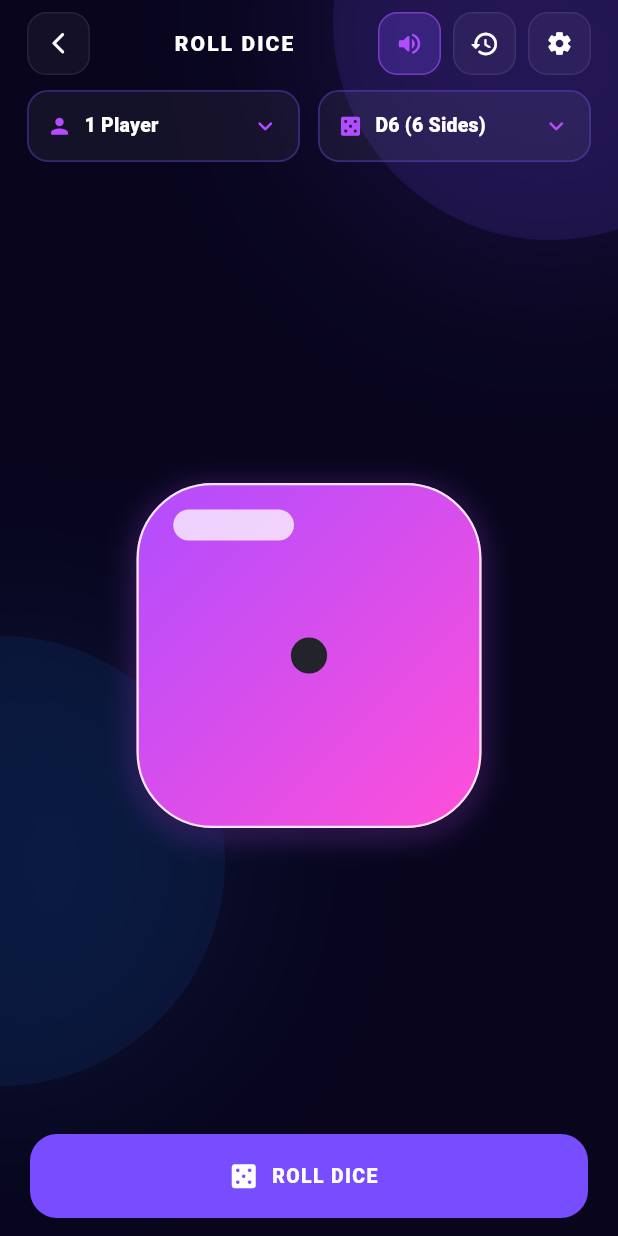
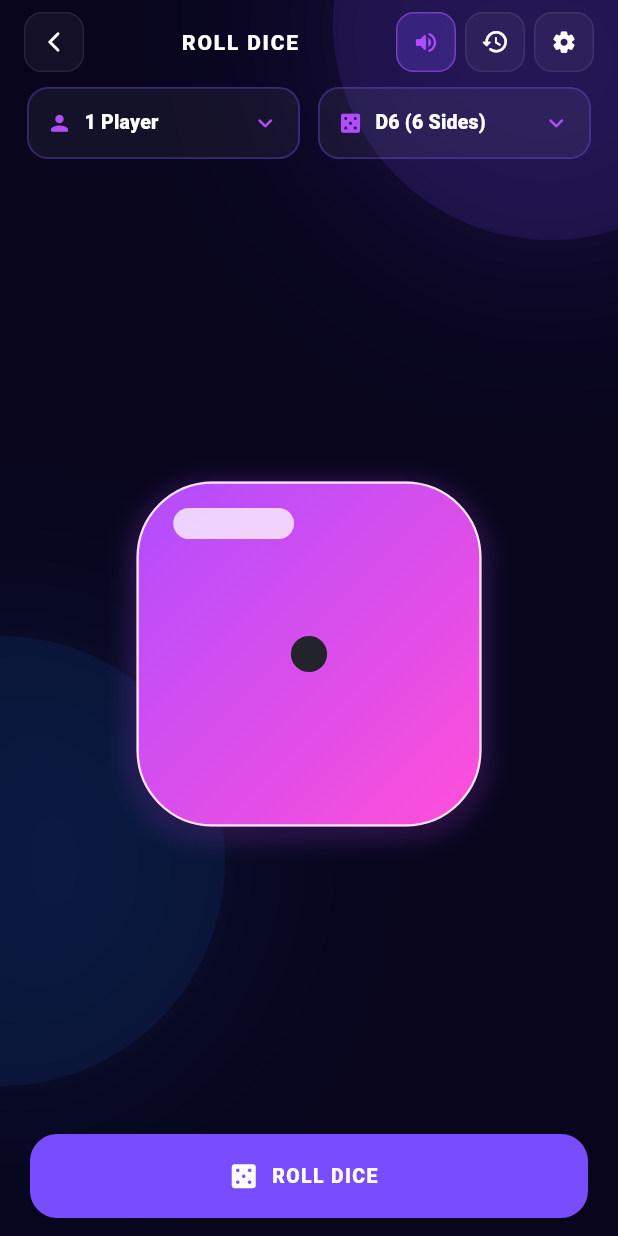
Before and after one commit to quratulainnadeem40/dice_app, a Flutter app: the RollDiceScreen screen opened by its route, on a phone screen of 412 x 824 dp. Run offline on Flutter 3.47's test engine with Material 3 defaults, Android fonts, the phone set to English and light mode, and no system bars; our stand-ins replace flutter_tts, get, get_storage, just_audio, vibration; accounts and stored records are empty.

```diff
--- a/lib/feature/Roll_dice/view/roll_disc_screen.dart
+++ b/lib/feature/Roll_dice/view/roll_disc_screen.dart
@@ -136,27 +136,27 @@ class RollDiceScreen extends StatelessWidget {
   Widget _buildTopBar(RollDiceController controller) {
     return Padding(
       padding: const EdgeInsets.fromLTRB(
-        18,
+        16,
         8,
-        18,
+        16,
         0,
       ),
       child: Row(
         children: [
+          // BACK BUTTON
           GestureDetector(
             onTap: () {
               controller.stopVoice();
               Get.back();
             },
             child: Container(
-              width: 42,
-              height: 42,
+              width: 40,
+              height: 40,
               decoration: BoxDecoration(
                 color: Colors.white.withValues(
                   alpha: 0.045,
                 ),
-                borderRadius:
-                    BorderRadius.circular(13),
+                borderRadius: BorderRadius.circular(12),
                 border: Border.all(
                   color: Colors.white.withValues(
                     alpha: 0.08,
@@ -166,29 +166,37 @@ class RollDiceScreen extends StatelessWidget {
               child: const Icon(
                 Icons.arrow_back_ios_new_rounded,
                 color: Colors.white,
-                size: 17,
+                size: 16,
               ),
             ),
           ),
 
-          const Spacer(),
+          const SizedBox(width: 8),
 
-          const Text(
-            'ROLL DICE',
-            style: TextStyle(
-              color: Colors.white,
-              fontSize: 14,
-              fontWeight: FontWeight.w900,
-              letterSpacing: 1.4,
+          // TITLE
+          Expanded(
+            child: Center(
+              child: FittedBox(
+                fit: BoxFit.scaleDown,
+                child: const Text(
+                  'ROLL DICE',
+                  maxLines: 1,
+                  style: TextStyle(
+                    color: Colors.white,
+                    fontSize: 14,
+                    fontWeight: FontWeight.w900,
+                    letterSpacing: 1.2,
+                  ),
+                ),
+              ),
             ),
           ),
 
-          const Spacer(),
+          const SizedBox(width: 8),
 
           // ======================================================
           // SOUND TOGGLE BUTTON
           // ======================================================
-
           Obx(() {
             final bool isSoundOn =
                 controller.settingsController.soundEnabled.value;
@@ -199,13 +207,13 @@ class RollDiceScreen extends StatelessWidget {
               },
               child: AnimatedContainer(
                 duration: const Duration(milliseconds: 180),
-                width: 42,
-                height: 42,
+                width: 40,
+                height: 40,
                 decoration: BoxDecoration(
                   color: isSoundOn
                       ? AppColors.purple.withValues(alpha: 0.25)
                       : Colors.white.withValues(alpha: 0.045),
-                  borderRadius: BorderRadius.circular(13),
+                  borderRadius: BorderRadius.circular(12),
                   border: Border.all(
                     color: isSoundOn
                         ? AppColors.violet.withValues(alpha: 0.55)
@@ -217,31 +225,30 @@ class RollDiceScreen extends StatelessWidget {
                       ? Icons.volume_up_rounded
                       : Icons.volume_off_rounded,
                   color: isSoundOn ? AppColors.violet : Colors.white54,
-                  size: 19,
+                  size: 18,
                 ),
               ),
             );
           }),
 
-          const SizedBox(width: 8),
+          const SizedBox(width: 6),
 
           // ======================================================
           // HISTORY BUTTON
           // ======================================================
-
           GestureDetector(
             onTap: () {
               controller.stopVoice();
               Get.toNamed('/history');
             },
             child: Container(
-              width: 42,
-              height: 42,
+              width: 40,
+              height: 40,
               decoration: BoxDecoration(
                 color: Colors.white.withValues(
                   alpha: 0.045,
                 ),
-                borderRadius: BorderRadius.circular(13),
+                borderRadius: BorderRadius.circular(12),
                 border: Border.all(
                   color: Colors.white.withValues(
                     alpha: 0.08,
@@ -251,31 +258,29 @@ class RollDiceScreen extends StatelessWidget {
               child: const Icon(
                 Icons.history_rounded,
                 color: Colors.white,
-                size: 20,
+                size: 19,
               ),
             ),
           ),
 
-          const SizedBox(width: 8),
+          const SizedBox(width: 6),
 
           // ======================================================
           // SETTINGS BUTTON
           // ======================================================
-
           GestureDetector(
             onTap: () {
               controller.stopVoice();
               Get.toNamed('/settings');
             },
             child: Container(
-              width: 42,
-              height: 42,
+              width: 40,
+              height: 40,
               decoration: BoxDecoration(
                 color: Colors.white.withValues(
                   alpha: 0.045,
                 ),
-                borderRadius:
-                    BorderRadius.circular(13),
+                borderRadius: BorderRadius.circular(12),
                 border: Border.all(
                   color: Colors.white.withValues(
                     alpha: 0.08,
@@ -285,7 +290,7 @@ class RollDiceScreen extends StatelessWidget {
               child: const Icon(
                 Icons.settings_rounded,
                 color: Colors.white,
-                size: 18,
+                size: 17,
               ),
             ),
           ),
```
